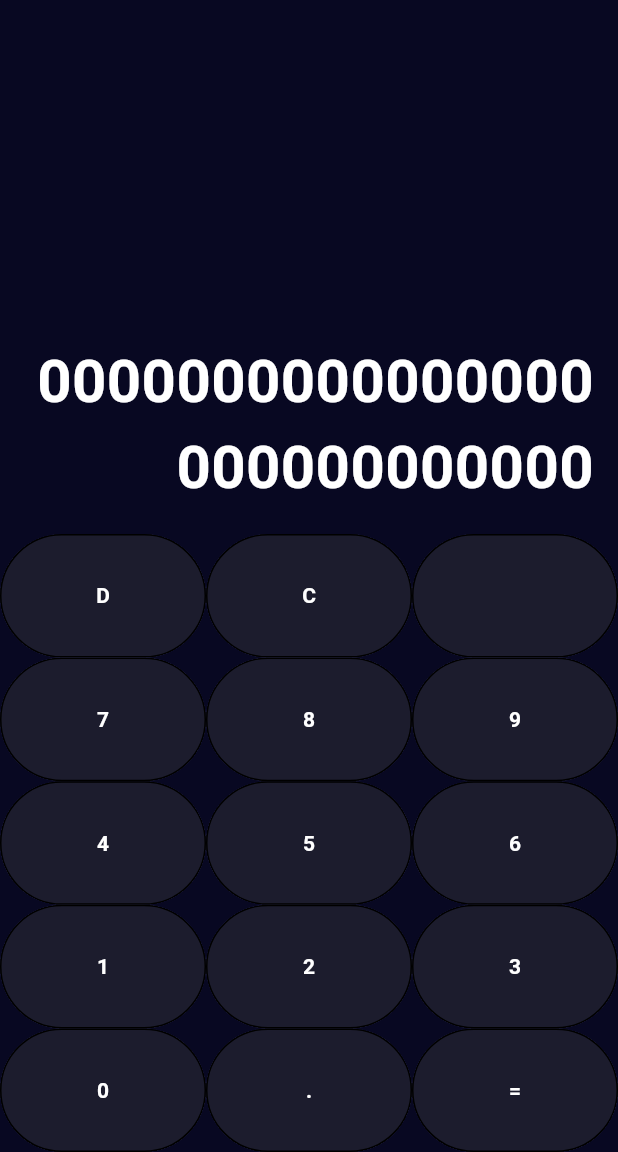
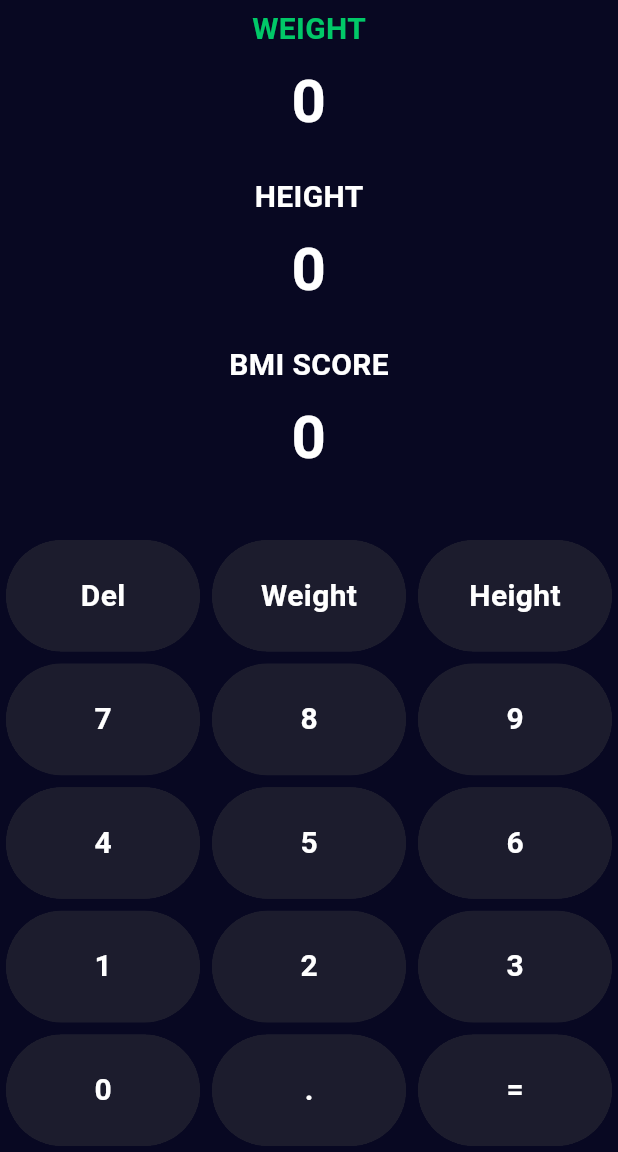
Before and after one commit to CodeIE000/BMI_Calculator, a Flutter app: the Home screen opened directly, on a phone screen of 412 x 824 dp, the part 84-1236 px from its top. Run offline on Flutter 3.47's test engine with Material 3 defaults, Android fonts, the phone set to English and light mode, and no system bars.

Commit message:
Progress: 1. Added weight and height input field and label 2. Work on logics

```diff
--- a/lib/components/buttons.dart
+++ b/lib/components/buttons.dart
@@ -1,9 +1,9 @@
 class Button {
-  static const String del = "D";
-  static const String clr = "C";
+  static const String del = "Del";
+  static const String clr = "Weight";
   static const String calculate = "=";
   static const String dot = ".";
-  static const String blank = "";
+  static const String blank = "Height";
 
   static const String n0 = "0";
   static const String n1 = "1";
--- a/lib/main.dart
+++ b/lib/main.dart
@@ -1,9 +1,10 @@
+import 'package:bmi_calculator_app/pages/home_page.dart';
 import 'package:bmi_calculator_app/pages/introduction_page.dart';
 import 'package:flutter/material.dart';
 
 void main() => runApp(
       MaterialApp(
         debugShowCheckedModeBanner: false,
-        home: Introduction(),
+        home: Home(),
       ),
     );
--- a/lib/pages/home_page.dart
+++ b/lib/pages/home_page.dart
@@ -10,9 +10,17 @@ class Home extends StatefulWidget {
 }
 
 class _HomeState extends State<Home> {
+  final _textController = TextEditingController();
+
+  String weight = "";
+  String height = "";
+  int index = 0;
+
   @override
   Widget build(BuildContext context) {
+    final _textController = TextEditingController();
     final screenSize = MediaQuery.of(context).size;
+
     return Scaffold(
       backgroundColor: backgroundColor,
       appBar: AppBar(
@@ -25,8 +33,66 @@ class _HomeState extends State<Home> {
       body: Column(
         children: [
           // Weight input
+          Expanded(
+            child: SingleChildScrollView(
+              reverse: true,
+              child: Container(
+                alignment: Alignment.center,
+                padding: EdgeInsets.all(16),
+                child: Column(
+                  children: [
+                    Text(
+                      "WEIGHT",
+                      style: TextStyle(
+                          color: index == 0 ? objectGreen : Colors.white,
+                          fontSize: 20,
+                          fontWeight: FontWeight.bold),
+                    ),
+                    SizedBox(height: 5),
+                    Text(
+                      "$weight".isEmpty ? "0" : "$weight",
+                      style: TextStyle(
+                          color: Colors.white,
+                          fontSize: 40,
+                          fontWeight: FontWeight.bold),
+                      textAlign: TextAlign.end,
+                    ),
+                  ],
+                ),
+              ),
+            ),
+          ),
 
           // Height input
+          Expanded(
+            child: SingleChildScrollView(
+              reverse: true,
+              child: Container(
+                alignment: Alignment.center,
+                padding: EdgeInsets.all(16),
+                child: Column(
+                  children: [
+                    Text(
+                      "HEIGHT",
+                      style: TextStyle(
+                          color: index == 1 ? objectGreen : Colors.white,
+                          fontSize: 20,
+                          fontWeight: FontWeight.bold),
+                    ),
+                    SizedBox(height: 5),
+                    Text(
+                      "0",
+                      style: TextStyle(
+                          color: Colors.white,
+                          fontSize: 40,
+                          fontWeight: FontWeight.bold),
+                      textAlign: TextAlign.end,
+                    ),
+                  ],
+                ),
+              ),
+            ),
+          ),
 
           // BMI score display
           Expanded(
@@ -35,16 +101,31 @@ class _HomeState extends State<Home> {
               child: Container(
                 alignment: Alignment.center,
                 padding: EdgeInsets.all(16),
-                child: Text(
-                  "0000000000000000000000000000",
+                child: Column(
+                  children: [
+                    Text(
+                      "BMI SCORE",
+                      style: TextStyle(
+                          color: index == 2 ? objectGreen : Colors.white,
+                          fontSize: 20,
+                          fontWeight: FontWeight.bold),
+                    ),
+                    SizedBox(height: 5),
+                    Text(
+                      "0",
                       style: TextStyle(
                           color: Colors.white,
                           fontSize: 40,
                           fontWeight: FontWeight.bold),
                       textAlign: TextAlign.end,
                     ),
+                  ],
                 ),
               ),
+            ),
+          ),
+          SizedBox(
+            height: 20,
           ),
 
           // Input buttons
@@ -61,20 +142,51 @@ class _HomeState extends State<Home> {
     );
   }
 
+  // Building buttons function
   Widget buildButton(value) {
-    return Material(
+    return Padding(
+      padding: const EdgeInsets.all(4.0),
+      child: Material(
         clipBehavior: Clip.hardEdge,
         color: subBackgroundColor,
-      shape: OutlineInputBorder(borderRadius: BorderRadius.circular(50)),
+        shape: OutlineInputBorder(
+            borderRadius: BorderRadius.circular(50),
+            borderSide: BorderSide(color: subBackgroundColor)),
         child: InkWell(
-        onTap: () {},
+          onTap: () => onButtonTap(value),
           child: Center(
             child: Text(
               value,
-            style: TextStyle(color: Colors.white, fontWeight: FontWeight.bold),
+              style: TextStyle(
+                  color: Colors.white,
+                  fontSize: 20,
+                  fontWeight: FontWeight.bold),
+            ),
           ),
         ),
       ),
     );
   }
+
+  // On button tap function
+  void onButtonTap(String value) {
+    if (value == "Weight") {
+      setState(() {
+        index = 0;
+      });
+    } else if (value == "Height") {
+      setState(() {
+        index = 1;
+      });
+    } else if (value == "=") {
+      setState(() {
+        index = 2;
+      });
     }
+
+    if (value != Button.dot && int.tryParse(value) == null) {}
+    setState(() {
+      weight += value;
+    });
+  }
+}
```
Lines whose indentation alone changed are shown as unchanged.
